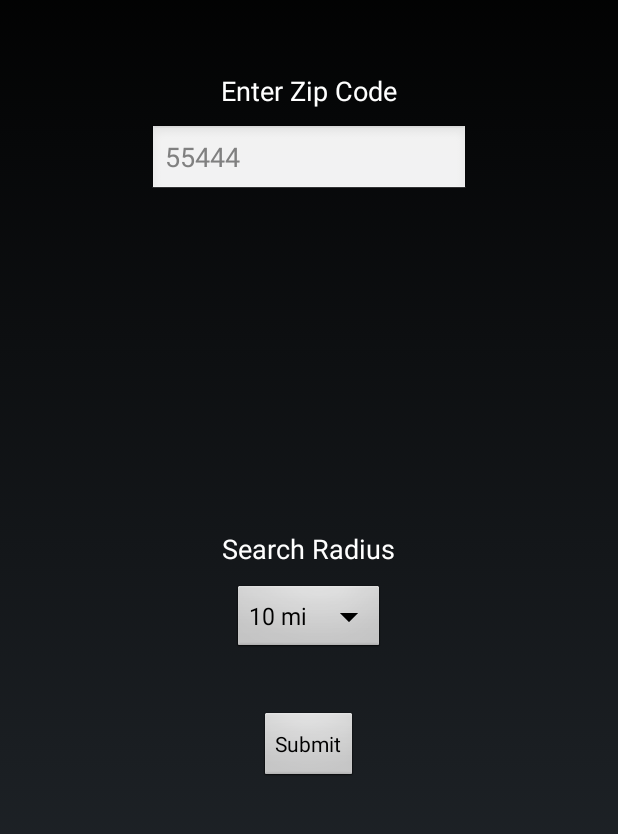
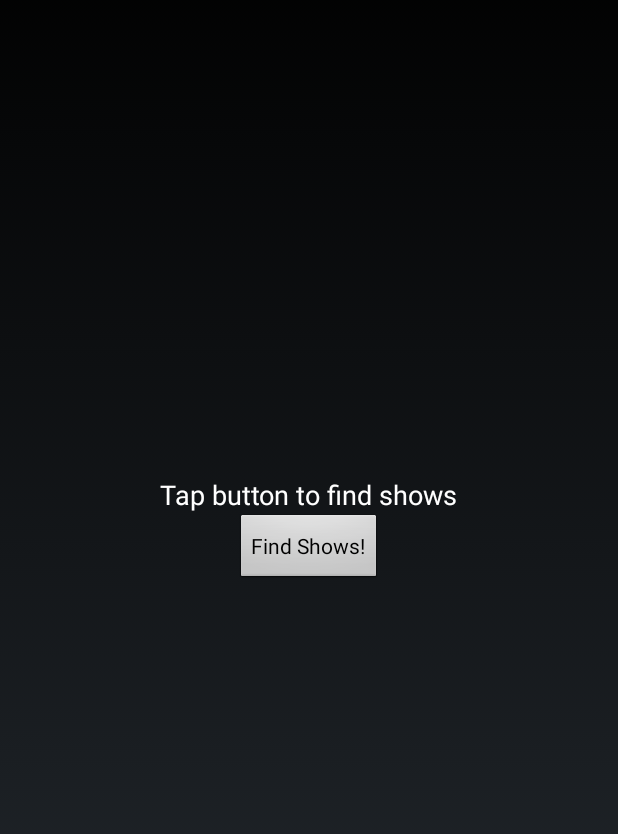
Before and after one commit to ketonkss4/July4th_FireworksFinder, an Android app: the screen it shows after launch (MainActivity), on a phone screen of 412 x 824 dp, the part 69-903 px from its top. Run offline under Robolectric (Android 15) with nearby library versions, the phone set to English and light mode, and no system bars.

Commit message:
simplified main_activity layout added logic to pass location info from listview to map

```diff
--- a/app/src/main/java/com/pmdevs/independance/app/MainActivity.java
+++ b/app/src/main/java/com/pmdevs/independance/app/MainActivity.java
@@ -5,14 +5,12 @@ import android.content.Intent;
 import android.os.Bundle;
 import android.view.View;
 import android.widget.Button;
-import android.widget.EditText;
-import android.widget.Spinner;
 
 
 public class MainActivity extends Activity {
     Button submitButton;
-    EditText zipCode;
-    Spinner radius;
+
+
 
     @Override
     protected void onCreate(Bundle savedInstanceState) {
@@ -20,8 +18,7 @@ public class MainActivity extends Activity {
         setContentView(R.layout.activity_main);
 
         submitButton = (Button)findViewById(R.id.button);
-        zipCode = (EditText)findViewById(R.id.zipIn);
-        radius = (Spinner)findViewById(R.id.radiusIn);
+
 
         submitButton.setOnClickListener(
                 new View.OnClickListener()
@@ -29,8 +26,6 @@ public class MainActivity extends Activity {
                     @Override
                     public void onClick(View v) {
                         Intent intent = new Intent (getApplicationContext(), ListEvents.class);
-                        intent.putExtra("ZIP_INFO",zipCode.toString());
-//                        intent.putExtra("RADIUS",radius.toString());
                         startActivity(intent);
                     }
                 }
--- a/app/src/main/java/com/pmdevs/independance/app/module/Locations.java
+++ b/app/src/main/java/com/pmdevs/independance/app/module/Locations.java
@@ -54,7 +54,7 @@ public class Locations {
     @Override
     public String toString() {
 
-        String all = getCity()+getState()+getLocation();
+        String all = getLocation();
         return all;
 
     }
--- a/app/src/main/res/layout/activity_main.xml
+++ b/app/src/main/res/layout/activity_main.xml
@@ -21,54 +21,17 @@
         android:layout_width="wrap_content"
         android:layout_height="wrap_content"
         android:textAppearance="?android:attr/textAppearanceMedium"
-        android:text="Enter Zip Code"
+        android:text="Tap button to find shows"
         android:id="@+id/zipTxt"
-        android:layout_below="@+id/textView"
-        android:layout_centerHorizontal="true"
-        android:layout_marginTop="78dp" />
-
-    <TextView
-        android:layout_width="wrap_content"
-        android:layout_height="wrap_content"
-        android:textAppearance="?android:attr/textAppearanceMedium"
-        android:text="Search Radius"
-        android:id="@+id/radiusTxt"
-        android:layout_centerVertical="true"
+        android:layout_above="@+id/button"
         android:layout_centerHorizontal="true" />
-
-    <EditText
-        android:layout_width="wrap_content"
-        android:layout_height="wrap_content"
-        android:inputType="number"
-        android:ems="10"
-        android:id="@+id/zipIn"
-        android:layout_below="@+id/zipTxt"
-        android:layout_centerHorizontal="true"
-        android:layout_marginTop="10dp"
-        android:hint="55444"
-        android:digits="0123456789"
-        android:singleLine="true"
-        android:maxLength="5"
-        />
-
-    <Spinner
-        android:layout_width="wrap_content"
-        android:layout_height="wrap_content"
-        android:layout_marginTop="10dp"
-        android:id="@+id/radiusIn"
-        android:layout_below="@+id/radiusTxt"
-        android:layout_centerHorizontal="true"
-        android:entries="@array/distances"
-        android:prompt="@string/radius_prompt"
-        android:spinnerStyle="@android:style/Widget.Spinner.DropDown" />
 
     <Button
         android:layout_width="wrap_content"
         android:layout_height="wrap_content"
-        android:text="Submit"
+        android:text="Find Shows!"
         android:id="@+id/button"
-        android:layout_below="@+id/radiusIn"
-        android:layout_centerHorizontal="true"
-        android:layout_marginTop="37dp" />
+        android:layout_centerVertical="true"
+        android:layout_centerHorizontal="true" />
 
 </RelativeLayout>
--- a/app/src/main/res/layout/list_event.xml
+++ b/app/src/main/res/layout/list_event.xml
@@ -19,6 +19,7 @@
         android:layout_width="wrap_content"
         android:layout_height="wrap_content"
         android:layout_alignParentBottom="true"
-        android:layout_alignParentLeft="true"/>
+        android:layout_alignParentLeft="true"
+        android:textIsSelectable="false"/>
 
 </RelativeLayout>
```
Also changed, not shown: app/src/main/java/com/pmdevs/independance/app/ListEvents.java (+28 -2 lines), app/src/main/java/com/pmdevs/independance/app/MapActivity.java (+18 -1 lines), app/src/main/java/com/pmdevs/independance/app/MapView.java (+24 -17 lines), app/src/main/java/com/pmdevs/independance/app/util/LocationsPullParser.java (+118 -63 lines), app/src/main/res/raw/fireworks_locations.xml (+61 -1 lines).
